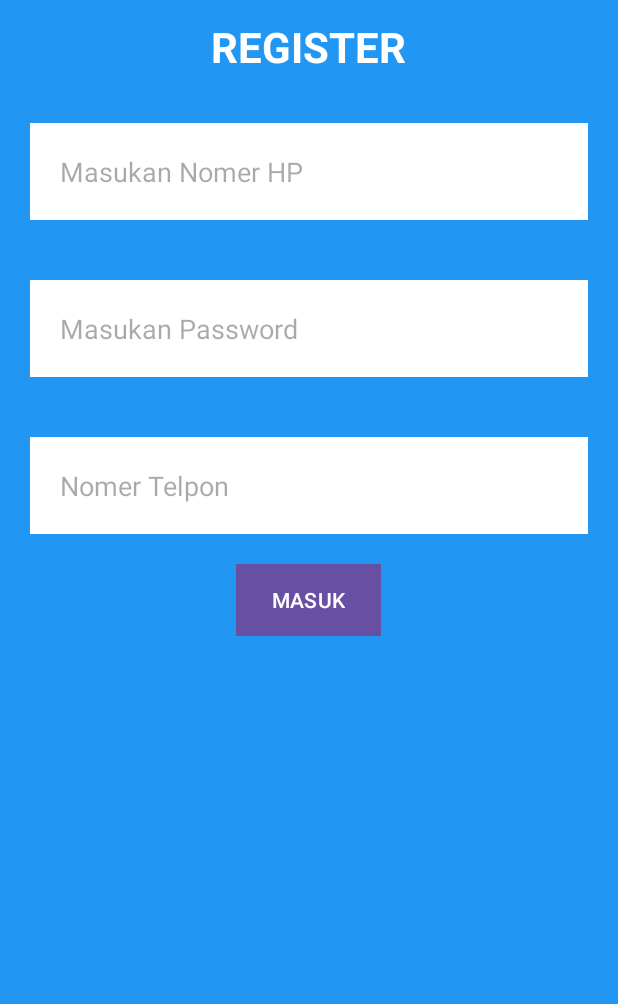
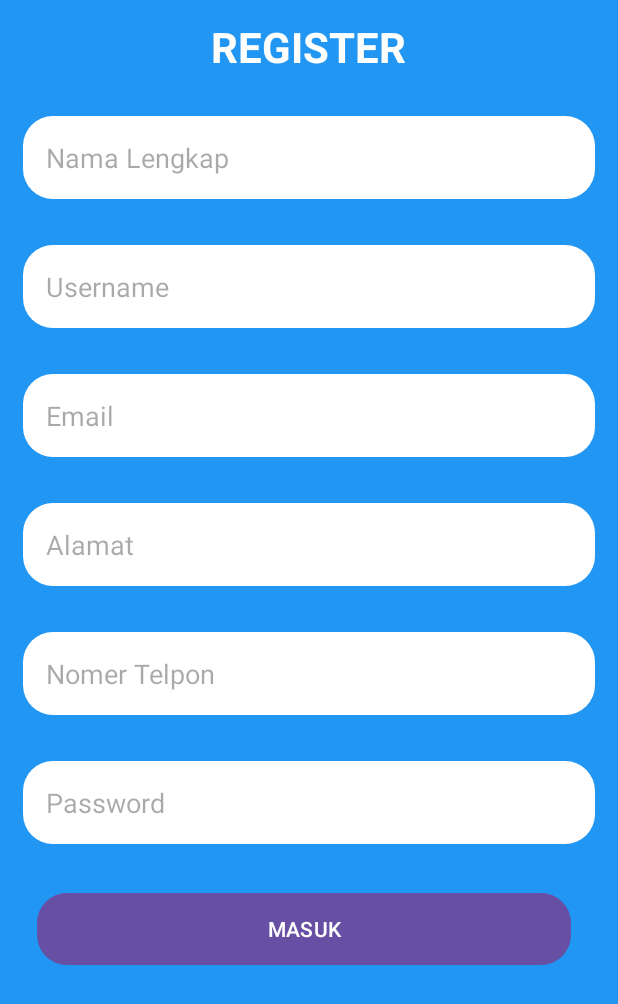
Before and after one commit to puth2/KONDISI, an Android app: the screen it shows after launch (MainActivity before the commit, RegisterActivity after it), after a tap on "MASUK", on a phone screen of 412 x 824 dp. Shown: the top 1004 px of the screen. Run offline under Robolectric (Android 15) with nearby library versions, the phone set to English and light mode, and no system bars.

Commit message:
rounded button

```diff
--- a/app/src/main/AndroidManifest.xml
+++ b/app/src/main/AndroidManifest.xml
@@ -13,7 +13,10 @@
         android:theme="@style/Theme.AppSatu"
         tools:targetApi="31">
         <activity
-            android:name=".MainActivity"
+            android:name=".LoginActivity"
+            android:exported="false" />
+        <activity
+            android:name=".RegisterActivity"
             android:exported="true">
             <intent-filter>
                 <action android:name="android.intent.action.MAIN" />
--- a/app/src/main/java/com/puput/appsatu/MainActivity.java
+++ b/app/src/main/java/com/puput/appsatu/LoginActivity.java
@@ -1,20 +1,16 @@
 package com.puput.appsatu;
 
 import android.os.Bundle;
-import android.widget.Button;
-import android.widget.EditText;
+import android.view.View;
 
 import androidx.activity.EdgeToEdge;
 import androidx.appcompat.app.AppCompatActivity;
 import androidx.core.graphics.Insets;
 import androidx.core.view.ViewCompat;
 import androidx.core.view.WindowInsetsCompat;
-import android.view.View;
 
-public class MainActivity extends AppCompatActivity {
+public class LoginActivity extends AppCompatActivity {
 
-    private EditText etUsername, etPassword, etPhone;
-    private Button btnRegis;
     private String username;
     private String password;
 
@@ -22,21 +18,7 @@ public class MainActivity extends AppCompatActivity {
     protected void onCreate(Bundle savedInstanceState) {
         super.onCreate(savedInstanceState);
         EdgeToEdge.enable(this);
-        setContentView(R.layout.activity_main);
-
-        etUsername = findViewById(R.id.etUsername);
-        etPassword = findViewById(R.id.etPassword);
-        etPhone = findViewById(R.id.etPhone);
-        btnRegis = findViewById(R.id.btnRegis);
-
-        btnRegis.setOnClickListener(new View.OnClickListener() {
-            @Override
-            public void onClick(View v) {
-                // Tindakan yang akan dilakukan saat tombol diklik
-            }
-        });
-
-
+        setContentView(R.layout.activity_login);
 
         ViewCompat.setOnApplyWindowInsetsListener(findViewById(R.id.main), (v, insets) -> {
             Insets systemBars = insets.getInsets(WindowInsetsCompat.Type.systemBars());
--- /dev/null
+++ b/app/src/main/java/com/puput/appsatu/RegisterActivity.java
@@ -0,0 +1,78 @@
+package com.puput.appsatu;
+
+import android.content.Intent;
+import android.os.Bundle;
+import android.text.TextUtils;
+import android.widget.Button;
+import android.widget.EditText;
+
+import androidx.activity.EdgeToEdge;
+import androidx.appcompat.app.AppCompatActivity;
+import androidx.core.graphics.Insets;
+import androidx.core.view.ViewCompat;
+import androidx.core.view.WindowInsetsCompat;
+import android.view.View;
+import android.widget.Toast;
+
+public class RegisterActivity extends AppCompatActivity {
+
+    private EditText etUsername, etPassword, etPhone, etName, etEmail, etAlamat;
+    private Button btnRegis;
+    private String nama;
+    private String username;
+    private String email;
+    private String alamat;
+    private String password;
+
+    @Override
+    protected void onCreate(Bundle savedInstanceState) {
+        super.onCreate(savedInstanceState);
+        EdgeToEdge.enable(this);
+        setContentView(R.layout.activity_main);
+
+        etName = findViewById(R.id.etName);
+        etUsername = findViewById(R.id.etUsername);
+        etEmail = findViewById(R.id.etEmail);
+        etPassword = findViewById(R.id.etPassword);
+        etAlamat = findViewById(R.id.etAlamat);
+        etPhone = findViewById(R.id.etPhone);
+
+
+        btnRegis = findViewById(R.id.btnRegis);
+
+
+        btnRegis.setOnClickListener(new View.OnClickListener() {
+            public void onClick(View v) {  // Tindakan yang akan dilakukan saat tombol diklik
+                String nama = etName.getText().toString().trim();
+                String username = etUsername.getText().toString().trim();
+                String email = etEmail.getText().toString().trim();
+                String password = etPassword.getText().toString().trim();
+                String alamat = etAlamat.getText().toString().trim();
+                String phone = etPhone.getText().toString().trim();
+
+                if (TextUtils.isEmpty(nama) || TextUtils.isEmpty(username) || TextUtils.isEmpty(email) ||
+                        TextUtils.isEmpty(password) || TextUtils.isEmpty(alamat) || TextUtils.isEmpty(phone)) {
+                    Toast.makeText(RegisterActivity.this, "Pastikan Semua Terisi", Toast.LENGTH_SHORT).show();
+                } else {
+                    Toast.makeText(RegisterActivity.this, "Registrasi Berhasil", Toast.LENGTH_SHORT).show();
+
+                    // Pindah ke Login setelah registrasi berhasil
+                    Intent intent = new Intent(RegisterActivity.this, LoginActivity.class);
+                    startActivity(intent);
+
+                    // Tutup Register agar tidak bisa kembali ke halaman ini
+                    finish();
+                }
+            }
+        });
+
+        {
+
+            ViewCompat.setOnApplyWindowInsetsListener(findViewById(R.id.main), (v, insets) -> {
+                Insets systemBars = insets.getInsets(WindowInsetsCompat.Type.systemBars());
+                v.setPadding(systemBars.left, systemBars.top, systemBars.right, systemBars.bottom);
+                return insets;
+            });
+        }
+    }
+}
--- /dev/null
+++ b/app/src/main/res/drawable/rounded_button.xml
@@ -0,0 +1,10 @@
+<?xml version="1.0" encoding="utf-8"?>
+<shape xmlns:android="http://schemas.android.com/apk/res/android">
+    <solid android:color="#E00000" /> <!-- Warna latar belakang tombol -->
+    <corners android:radius="20dp" /> <!-- Radius sudut tombol -->
+    <padding
+        android:left="10dp"
+        android:top="10dp"
+        android:right="10dp"
+        android:bottom="10dp" />
+</shape>
--- /dev/null
+++ b/app/src/main/res/drawable/rounded_edittext.xml
@@ -0,0 +1,10 @@
+<?xml version="1.0" encoding="utf-8"?>
+<shape xmlns:android="http://schemas.android.com/apk/res/android">
+    <solid android:color="@color/white"/>
+    <corners android:radius="20dp"/>
+    <padding
+        android:left="10dp"
+        android:top="10dp"
+        android:right="10dp"
+        android:bottom="10dp"/>
+</shape>
--- /dev/null
+++ b/app/src/main/res/layout/activity_login.xml
@@ -0,0 +1,66 @@
+<?xml version="1.0" encoding="utf-8"?>
+<RelativeLayout xmlns:android="http://schemas.android.com/apk/res/android"
+    xmlns:app="http://schemas.android.com/apk/res-auto"
+    xmlns:tools="http://schemas.android.com/tools"
+    android:id="@+id/main"
+    android:layout_width="match_parent"
+    android:layout_height="match_parent"
+    android:background="#2196F3"
+    tools:context=".LoginActivity">
+
+    <TextView
+        android:id="@+id/tvLogin"
+        android:layout_width="wrap_content"
+        android:layout_height="wrap_content"
+        android:layout_centerHorizontal="true"
+        android:layout_margin="150dp"
+        android:text="LOGIN"
+        android:textColor="@color/white"
+        android:textSize="30sp"
+        android:textStyle="bold"
+        app:layout_constraintBottom_toBottomOf="parent"
+        app:layout_constraintEnd_toEndOf="parent"
+        app:layout_constraintStart_toStartOf="parent" />
+
+    <EditText
+        android:id="@+id/etUsername"
+        android:layout_width="match_parent"
+        android:layout_height="wrap_content"
+        android:layout_below="@+id/tvLogin"
+        android:layout_alignParentStart="true"
+        android:layout_margin="20dp"
+        android:layout_marginStart="20dp"
+        android:layout_marginTop="20dp"
+        android:layout_marginEnd="20dp"
+        android:layout_marginBottom="20dp"
+        android:background="@color/white"
+        android:padding="20dp"
+        android:inputType="textPersonName"
+        android:hint="Usename" />
+
+    <EditText
+        android:id="@+id/etPassword"
+        android:layout_width="match_parent"
+        android:layout_height="wrap_content"
+        android:layout_below="@+id/etUsername"
+        android:layout_alignParentStart="true"
+        android:layout_margin="20dp"
+        android:layout_marginStart="20dp"
+        android:layout_marginTop="20dp"
+        android:layout_marginEnd="20dp"
+        android:layout_marginBottom="20dp"
+        android:background="@color/white"
+        android:padding="20dp"
+        android:inputType="textPassword"
+        android:hint="Password" />
+
+    <Button
+        android:id="@+id/btnLogin"
+        android:layout_width="wrap_content"
+        android:layout_height="wrap_content"
+        android:layout_below="@id/etPassword"
+        android:layout_centerHorizontal="true"
+        android:background="#302D2D"
+        android:text="LOGIN" />
+
+</RelativeLayout>
--- a/app/src/main/res/layout/activity_main.xml
+++ b/app/src/main/res/layout/activity_main.xml
@@ -6,7 +6,7 @@
     android:layout_width="match_parent"
     android:layout_height="match_parent"
     android:background="#2196F3"
-    tools:context=".MainActivity">
+    tools:context=".RegisterActivity">
 
     <TextView
         android:id="@+id/tvReg"
@@ -23,56 +23,87 @@
         app:layout_constraintStart_toStartOf="parent" />
 
     <EditText
-        android:id="@+id/etUsername"
+        android:id="@+id/etName"
         android:layout_width="match_parent"
         android:layout_height="wrap_content"
         android:layout_below="@+id/tvReg"
         android:layout_alignParentStart="true"
-        android:layout_margin="20dp"
-        android:layout_marginStart="20dp"
-        android:layout_marginTop="20dp"
-        android:layout_marginEnd="20dp"
-        android:layout_marginBottom="20dp"
-        android:background="@color/white"
-        android:padding="20dp"
-        android:hint="Masukan Nomer HP" />
+        android:layout_margin="15dp"
+        android:background="@drawable/rounded_edittext"
+        android:padding="15dp"
+        android:inputType="textPersonName"
+        android:hint="Nama Lengkap" />
+
+    <EditText
+        android:id="@+id/etUsername"
+        android:layout_width="match_parent"
+        android:layout_height="wrap_content"
+        android:layout_below="@+id/etName"
+        android:layout_alignParentStart="true"
+        android:layout_margin="15dp"
+        android:background="@drawable/rounded_edittext"
+        android:padding="15dp"
+        android:inputType="textPersonName"
+        android:hint="Username" />
+
+    <EditText
+        android:id="@+id/etEmail"
+        android:layout_width="match_parent"
+        android:layout_height="wrap_content"
+        android:layout_below="@+id/etUsername"
+        android:layout_alignParentStart="true"
+        android:layout_margin="15dp"
+        android:background="@drawable/rounded_edittext"
+        android:padding="15dp"
+        android:inputType="textEmailAddress"
+        android:hint="Email" />
+
+    <EditText
+        android:id="@+id/etAlamat"
+        android:layout_width="match_parent"
+        android:layout_height="wrap_content"
+        android:layout_below="@+id/etEmail"
+        android:layout_alignParentStart="true"
+        android:layout_margin="15dp"
+        android:background="@drawable/rounded_edittext"
+        android:padding="15dp"
+        android:inputType="textPostalAddress"
+        android:hint="Alamat" />
+
+    <EditText
+        android:id="@+id/etPhone"
+        android:layout_width="match_parent"
+        android:layout_height="wrap_content"
+        android:layout_below="@+id/etAlamat"
+        android:layout_alignParentStart="true"
+        android:layout_margin="15dp"
+        android:background="@drawable/rounded_edittext"
+        android:padding="15dp"
+        android:inputType="phone"
+        android:hint="Nomer Telpon" />
 
     <EditText
         android:id="@+id/etPassword"
         android:layout_width="match_parent"
         android:layout_height="wrap_content"
-        android:layout_below="@+id/etUsername"
+        android:layout_below="@+id/etPhone"
         android:layout_alignParentStart="true"
-        android:layout_margin="20dp"
-        android:layout_marginStart="20dp"
-        android:layout_marginTop="20dp"
-        android:layout_marginEnd="20dp"
-        android:layout_marginBottom="20dp"
-        android:background="@color/white"
-        android:padding="20dp"
-        android:hint="Masukan Password" />
-
-    <EditText
-        android:id="@+id/etPhone"
-        android:layout_width="match_parent"
-        android:layout_height="wrap_content"
-        android:layout_below="@+id/etPassword"
-        android:layout_alignParentStart="true"
-        android:layout_margin="20dp"
-        android:layout_marginStart="20dp"
-        android:layout_marginTop="20dp"
-        android:layout_marginEnd="20dp"
-        android:layout_marginBottom="20dp"
-        android:background="@color/white"
-        android:padding="20dp"
-        android:hint="Nomer Telpon" />
+        android:layout_margin="15dp"
+        android:background="@drawable/rounded_edittext"
+        android:padding="15dp"
+        android:inputType="textPassword"
+        android:hint="Password" />
 
     <Button
         android:id="@+id/btnRegis"
-        android:layout_width="wrap_content"
+        android:layout_width="0dp"
         android:layout_height="wrap_content"
-        android:layout_below="@id/etPhone"
-        android:layout_centerHorizontal="true"
-        android:background="#302D2D"
+        android:layout_below="@id/etPassword"
+        android:layout_alignStart="@+id/etPassword"
+        android:layout_alignEnd="@+id/etPassword"
+        android:layout_marginStart="9dp"
+        android:layout_marginTop="17dp"
+        android:layout_marginEnd="16dp"
+        android:background="@drawable/rounded_button"
         android:text="MASUK" />
 </RelativeLayout>
```
